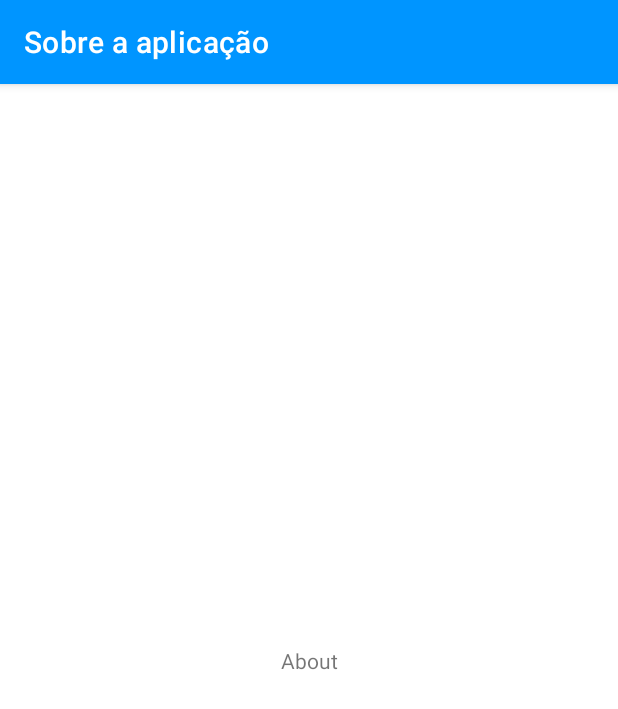
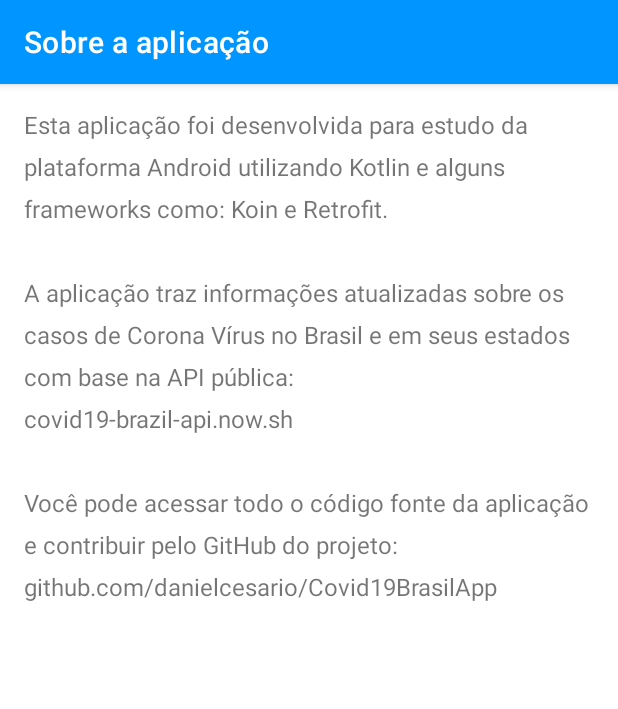
Before and after one commit to danielcesario/Covid19Brasil, an Android app: the AboutActivity screen opened directly, with no data from a screen before it, on a phone screen of 412 x 824 dp. Shown: the top 709 px of the screen. Run offline under Robolectric (Android 15) with nearby library versions, the phone set to English and light mode, and no system bars.

Commit message:
About page

```diff
--- a/app/build.gradle
+++ b/app/build.gradle
@@ -40,7 +40,6 @@ dependencies {
     implementation 'androidx.core:core-ktx:1.3.2'
     implementation 'androidx.appcompat:appcompat:1.2.0'
     implementation 'androidx.constraintlayout:constraintlayout:2.0.4'
-    //implementation 'androidx.lifecycle:lifecycle-livedata-ktx:2.3.1'
 
     //Koin
     implementation 'org.koin:koin-android-viewmodel:2.1.6'
@@ -51,12 +50,9 @@ dependencies {
     //Retrofit2
     implementation 'com.squareup.retrofit2:retrofit:2.9.0'
     implementation "com.squareup.retrofit2:converter-moshi:2.5.0"
-    //implementation 'com.squareup.okhttp3:logging-interceptor:3.13.1'
     implementation "com.jakewharton.retrofit:retrofit2-kotlin-coroutines-adapter:0.9.2"
-    implementation 'androidx.wear:wear:1.0.0'
 
     testImplementation 'junit:junit:4.+'
     androidTestImplementation 'androidx.test.ext:junit:1.1.2'
     androidTestImplementation 'androidx.test.espresso:espresso-core:3.3.0'
-    compileOnly 'com.google.android.wearable:wearable:2.6.0'
 }
--- a/app/src/main/java/com/example/dadoscovidbrasil/ui/AboutActivity.kt
+++ b/app/src/main/java/com/example/dadoscovidbrasil/ui/AboutActivity.kt
@@ -1,13 +1,21 @@
 package com.example.dadoscovidbrasil.ui
 
 import android.os.Bundle
+import android.text.method.ScrollingMovementMethod
 import androidx.appcompat.app.AppCompatActivity
 import com.example.dadoscovidbrasil.R
+import kotlinx.android.synthetic.main.activity_about.*
 
 class AboutActivity : AppCompatActivity() {
 
     override fun onCreate(savedInstanceState: Bundle?) {
         super.onCreate(savedInstanceState)
         setContentView(R.layout.activity_about)
+
+        about_page_text_project.text = "Esta aplicação foi desenvolvida para estudo da plataforma Android utilizando Kotlin e alguns frameworks como: Koin e Retrofit.\n\n" +
+                "A aplicação traz informações atualizadas sobre os casos de Corona Vírus no Brasil e em seus estados com base na API pública:\ncovid19-brazil-api.now.sh\n\n"+
+                "Você pode acessar todo o código fonte da aplicação e contribuir pelo GitHub do projeto:\ngithub.com/danielcesario/Covid19BrasilApp"
+
+        about_page_text_project.movementMethod = ScrollingMovementMethod()
     }
 }
--- a/app/src/main/res/layout/activity_about.xml
+++ b/app/src/main/res/layout/activity_about.xml
@@ -8,14 +8,18 @@
     tools:context=".ui.AboutActivity"
     tools:deviceIds="wear">
 
-    <TextView
-        android:id="@+id/text"
-        android:layout_width="wrap_content"
-        android:layout_height="wrap_content"
-        android:text="About"
-        app:layout_constraintBottom_toBottomOf="parent"
-        app:layout_constraintEnd_toEndOf="parent"
-        app:layout_constraintStart_toStartOf="parent"
-        app:layout_constraintTop_toTopOf="parent" />
+        <TextView
+            android:id="@+id/about_page_text_project"
+            android:layout_width="match_parent"
+            android:layout_height="match_parent"
+            android:text="About"
+            app:layout_constraintBottom_toBottomOf="parent"
+            app:layout_constraintEnd_toEndOf="parent"
+            app:layout_constraintStart_toStartOf="parent"
+            app:layout_constraintTop_toTopOf="parent"
+            android:padding="16dp"
+            android:textSize="16dp"
+            android:lineHeight="28dp"
+            android:textAlignment="gravity"/>
 
 </androidx.constraintlayout.widget.ConstraintLayout>
```
